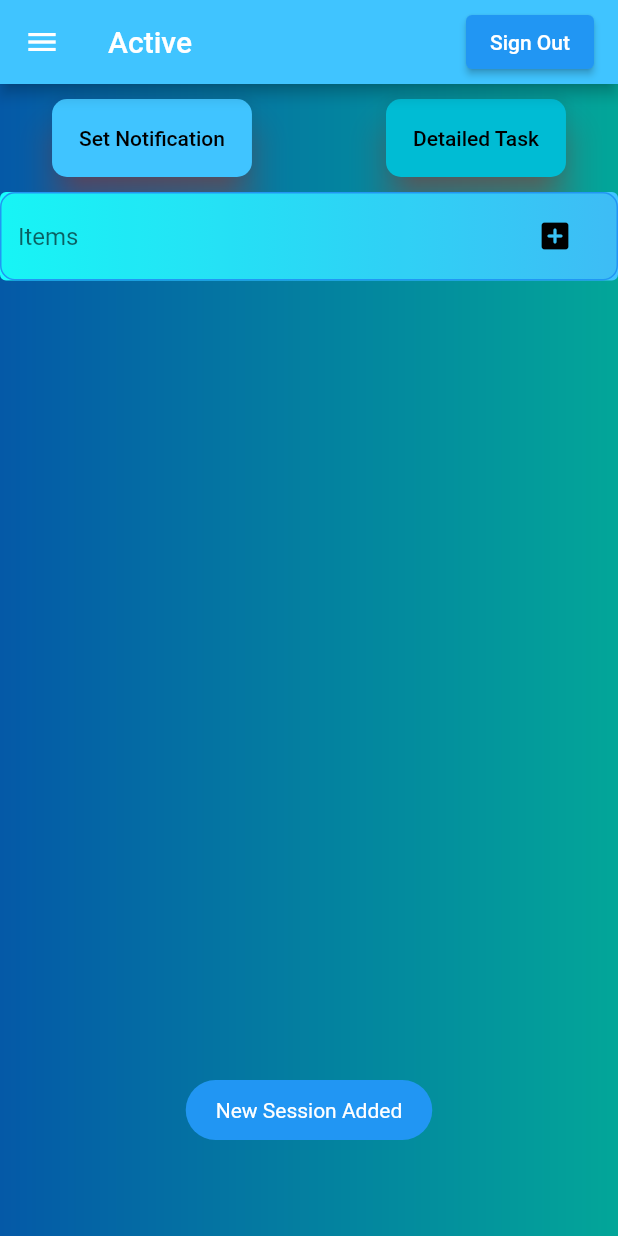
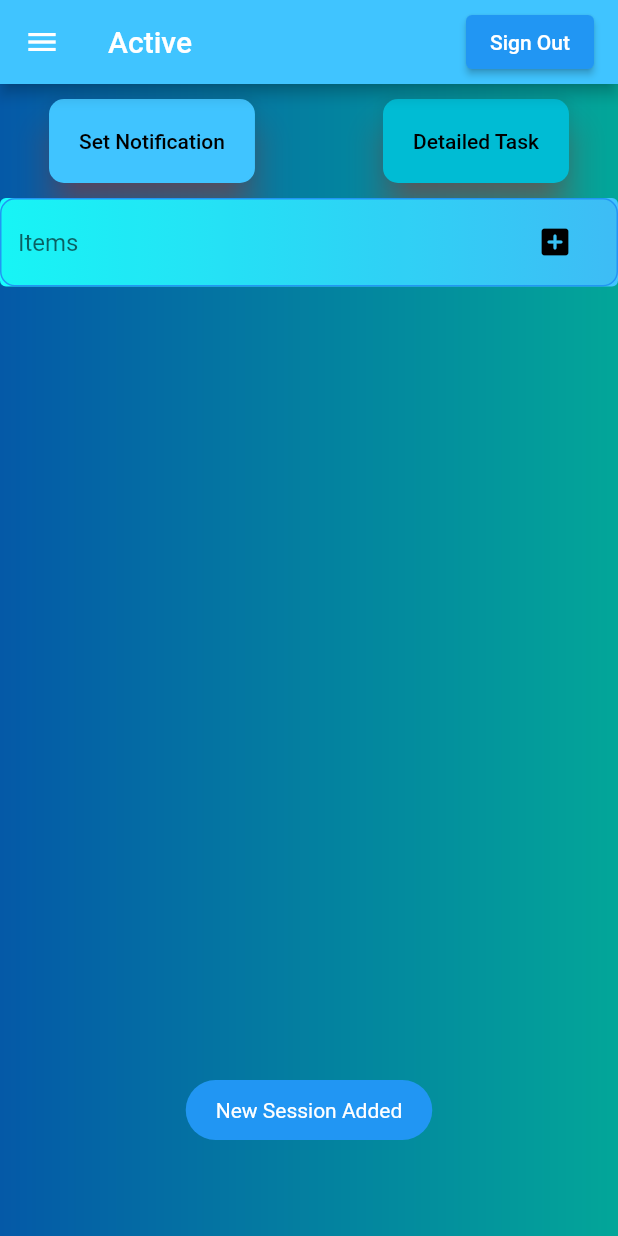
Before and after one commit to galib130/Task-Analyzer, a Flutter app: the screen it shows once a user with an empty profile is signed in, in the side drawer, after a tap on "Set Session", on a phone screen of 412 x 824 dp. Run offline on Flutter 3.47's test engine with Material 2 defaults, Android fonts, the phone set to English and light mode, and no system bars; drawn by our look-alikes of flutter_typeahead; our stand-ins replace charts_flutter, cloud_firestore, firebase_auth, firebase_core, firebase_messaging, flutter_local_notifications and 4 more; missing offline and left inert: dart:ffi, flutter_ringtone_player; accounts and stored records are empty.

Commit message:
Revert "Merge pull request #1 from galib130/temp"
This reverts commit 5b77f1b7564bb24d0243b3405e0c2bd986fbb003, reversing
changes made to 62841b2d602e0b04afaef2dae49e5ce004ca7050.

```diff
--- a/lib/charts/average_chart.dart
+++ b/lib/charts/average_chart.dart
@@ -1,4 +1,4 @@
-//import 'dart:ffi';
+import 'dart:ffi';
 
 import 'package:charts_flutter/flutter.dart' as charts;
 import 'package:firebase_auth/firebase_auth.dart';
--- a/lib/charts/chart.dart
+++ b/lib/charts/chart.dart
@@ -1,4 +1,4 @@
-//import 'dart:ffi';
+import 'dart:ffi';
 
 import 'package:charts_flutter/flutter.dart' as charts;
 import 'package:firebase_auth/firebase_auth.dart';
--- a/lib/home screen/TestAppState.dart
+++ b/lib/home screen/TestAppState.dart
@@ -266,12 +266,11 @@ class TestAppState extends State<TestApp>{
     DocumentReference q2_document=  FirebaseFirestore.instance.collection('Users').doc(uid).collection("session").doc('Quadrant2');
     DocumentReference avg_q1_document= FirebaseFirestore.instance.collection('Users').doc(uid).collection("average_session").doc('Quadrant1');
     DocumentReference avg_q2_document= FirebaseFirestore.instance.collection('Users').doc(uid).collection("average_session").doc('Quadrant2');
-    addwithtoday=today.add(new Duration(days: 7));
+    addwithtoday=today.add(new Duration(minutes: 1));
     DateTime currentdate=DateTime.now();
-    addwithtoday=currentdate.add(new Duration(days: 7));
+    addwithtoday=currentdate.add(new Duration(minutes: 1));
     Timestamp time=Timestamp.fromDate(addwithtoday);
 
-    print (time.toString());
     session_time.set({
       "time":time
     });
@@ -612,7 +611,7 @@ class TestAppState extends State<TestApp>{
 
                                 style: ElevatedButton.styleFrom(
                                   primary: Colors.lightBlueAccent,
-                                  padding: EdgeInsets.all(18),
+                                  padding: EdgeInsets.all(20),
                                   shadowColor: Colors.red,
                                   elevation: 10,
 
@@ -679,7 +678,7 @@ class TestAppState extends State<TestApp>{
                             ElevatedButton(
                                 style: ElevatedButton.styleFrom(
                                     primary: Colors.cyan,
-                                  padding: EdgeInsets.all(18),
+                                  padding: EdgeInsets.all(20),
                                   shadowColor: Colors.red,
                                   elevation: 10,
                                   shape: RoundedRectangleBorder(
@@ -716,7 +715,6 @@ class TestAppState extends State<TestApp>{
                             //cursorHeight: 2,
                             textFieldConfiguration: TextFieldConfiguration(
                               autofocus: false,
-
                               cursorColor: Colors.black ,
                               controller: _taskcontroller,
                               maxLines: 1,
```
Also changed, not shown: lib/generated_plugin_registrant.dart (+13 -22 lines).
